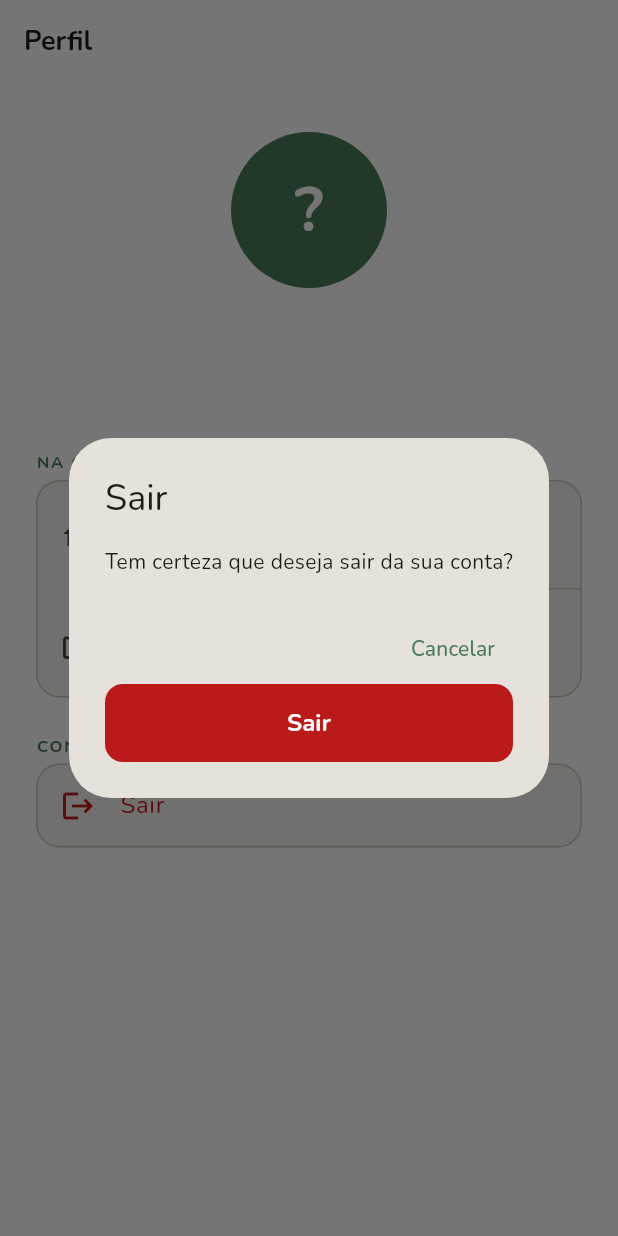
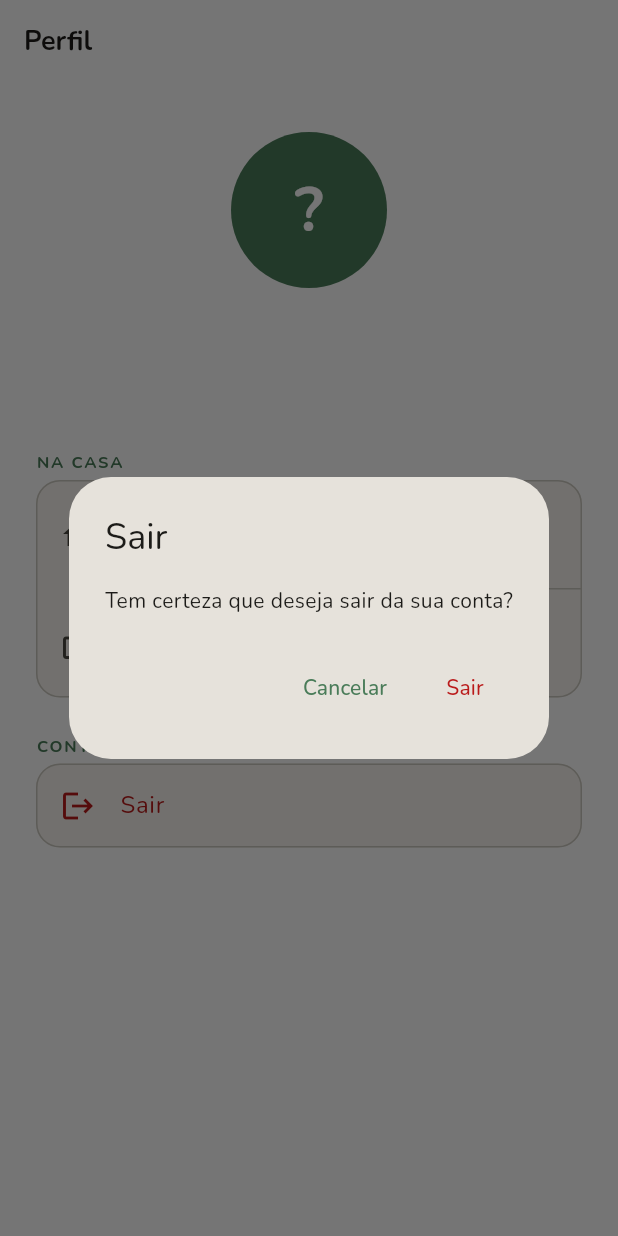
Before and after one commit to CafeLabsDev/domo, a Flutter app: the _ProfileContent screen opened directly with empty values, after a tap on "Sair", on a phone screen of 412 x 824 dp. Run offline on Flutter 3.47's test engine with Material 3 defaults, Android fonts, the phone set to English and light mode, and no system bars; our stand-ins replace cached_network_image, cloud_firestore, firebase_auth, firebase_core, flutter_riverpod, flutter_svg and 5 more; accounts and stored records are empty; generated files the repository leaves out were written again.

Commit message:
fix: corrige avatar Google e padroniza botões destrutivos em dialogs
- Avatar: troca ClipOval+CachedNetworkImage por CircleAvatar+CachedNetworkImageProvider
- Dialogs simples: FilledButton(fundo vermelho) → TextButton(texto vermelho)
  afeta: sair da conta, sair da casa, remover membro, remover item da dispensa

```diff
--- a/lib/features/dispensa/presentation/widgets/pantry_item_card.dart
+++ b/lib/features/dispensa/presentation/widgets/pantry_item_card.dart
@@ -42,10 +42,10 @@ class PantryItemCard extends ConsumerWidget {
               onPressed: () => Navigator.pop(ctx, false),
               child: const Text('Cancelar'),
             ),
-            FilledButton(
+            TextButton(
               onPressed: () => Navigator.pop(ctx, true),
-              style: FilledButton.styleFrom(
-                backgroundColor: AppColors.error,
+              style: TextButton.styleFrom(
+                foregroundColor: AppColors.error,
               ),
               child: const Text('Remover'),
             ),
--- a/lib/features/profile/presentation/pages/profile_page.dart
+++ b/lib/features/profile/presentation/pages/profile_page.dart
@@ -55,12 +55,12 @@ class _ProfileContent extends ConsumerWidget {
             onPressed: () => Navigator.pop(ctx),
             child: const Text('Cancelar'),
           ),
-          FilledButton(
+          TextButton(
             onPressed: () {
               Navigator.pop(ctx);
               ref.read(authControllerProvider.notifier).signOut();
             },
-            style: FilledButton.styleFrom(backgroundColor: AppColors.error),
+            style: TextButton.styleFrom(foregroundColor: AppColors.error),
             child: const Text('Sair'),
           ),
         ],
@@ -169,18 +169,13 @@ class _Avatar extends StatelessWidget {
   @override
   Widget build(BuildContext context) {
     const radius = 52.0;
-    const size = radius * 2;
 
     if (photoUrl != null && photoUrl!.isNotEmpty) {
-      return ClipOval(
-        child: CachedNetworkImage(
-          imageUrl: photoUrl!,
-          width: size,
-          height: size,
-          fit: BoxFit.cover,
-          placeholder: (_, _) => _Initials(nome: nome, radius: radius),
-          errorWidget: (_, _, _) => _Initials(nome: nome, radius: radius),
-        ),
+      return CircleAvatar(
+        radius: radius,
+        backgroundImage: CachedNetworkImageProvider(photoUrl!),
+        onBackgroundImageError: (_, _) {},
+        backgroundColor: AppColors.primary,
       );
     }
 
```
Also changed, not shown: lib/features/casa/presentation/pages/casa_page.dart (+4 -4 lines).
